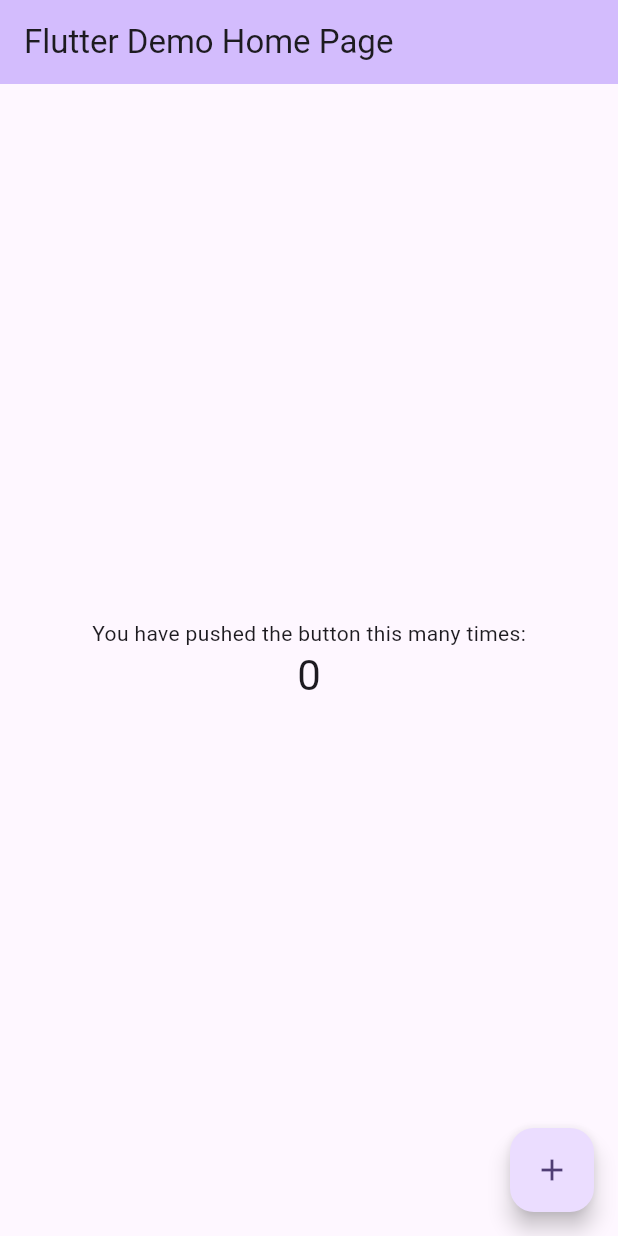
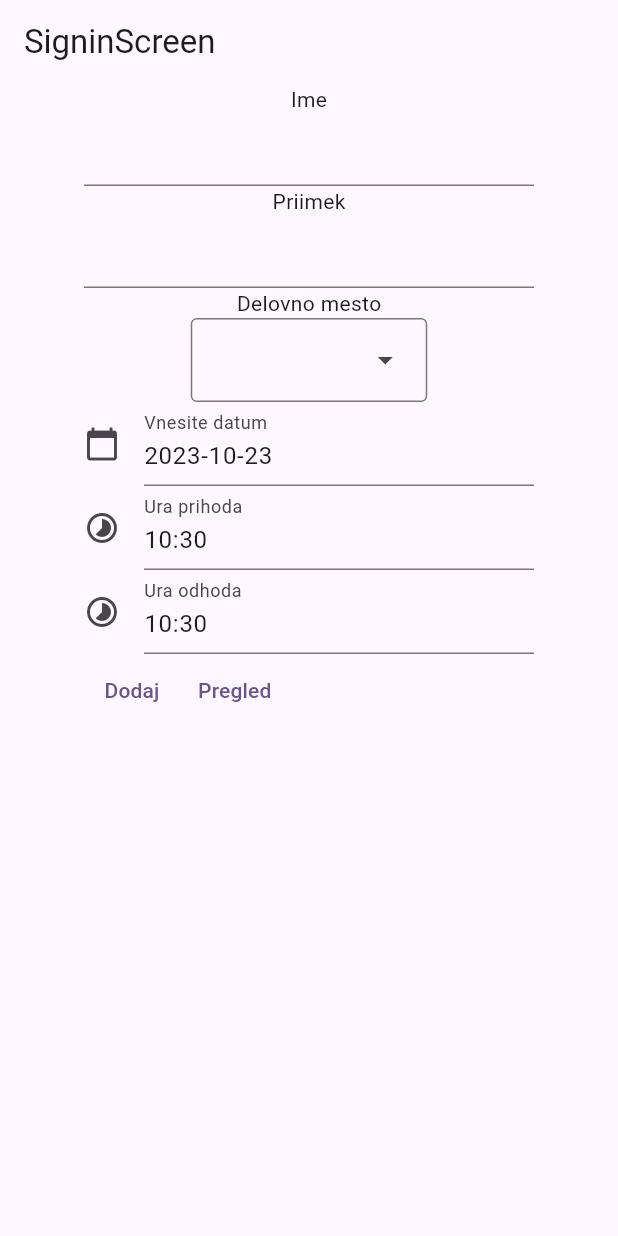
Before and after one commit to FrostyKitten02/RVIR-vaje, a Flutter app: the screen it shows after launch, on a phone screen of 412 x 824 dp. Run offline on Flutter 3.47's test engine with Material 2 defaults, Android fonts, the phone set to English and light mode, and no system bars.

Commit message:
nal1 - nal1 finished

```diff
--- a/my_flutter_app/lib/main.dart
+++ b/my_flutter_app/lib/main.dart
@@ -1,4 +1,5 @@
 import 'package:flutter/material.dart';
+import 'package:my_flutter_app/signinScreen.dart';
 
 void main() {
   runApp(const MyApp());
@@ -13,21 +14,6 @@ class MyApp extends StatelessWidget {
     return MaterialApp(
       title: 'Flutter Demo',
       theme: ThemeData(
-        // This is the theme of your application.
-        //
-        // TRY THIS: Try running your application with "flutter run". You'll see
-        // the application has a blue toolbar. Then, without quitting the app,
-        // try changing the seedColor in the colorScheme below to Colors.green
-        // and then invoke "hot reload" (save your changes or press the "hot
-        // reload" button in a Flutter-supported IDE, or press "r" if you used
-        // the command line to start the app).
-        //
-        // Notice that the counter didn't reset back to zero; the application
-        // state is not lost during the reload. To reset the state, use hot
-        // restart instead.
-        //
-        // This works for code too, not just values: Most code changes can be
-        // tested with just a hot reload.
         colorScheme: ColorScheme.fromSeed(seedColor: Colors.deepPurple),
         useMaterial3: true,
       ),
@@ -39,15 +25,6 @@ class MyApp extends StatelessWidget {
 class MyHomePage extends StatefulWidget {
   const MyHomePage({super.key, required this.title});
 
-  // This widget is the home page of your application. It is stateful, meaning
-  // that it has a State object (defined below) that contains fields that affect
-  // how it looks.
-
-  // This class is the configuration for the state. It holds the values (in this
-  // case the title) provided by the parent (in this case the App widget) and
-  // used by the build method of the State. Fields in a Widget subclass are
-  // always marked "final".
-
   final String title;
 
   @override
@@ -55,71 +32,9 @@ class MyHomePage extends StatefulWidget {
 }
 
 class _MyHomePageState extends State<MyHomePage> {
-  int _counter = 0;
-
-  void _incrementCounter() {
-    setState(() {
-      // This call to setState tells the Flutter framework that something has
-      // changed in this State, which causes it to rerun the build method below
-      // so that the display can reflect the updated values. If we changed
-      // _counter without calling setState(), then the build method would not be
-      // called again, and so nothing would appear to happen.
-      _counter++;
-    });
-  }
 
   @override
   Widget build(BuildContext context) {
-    // This method is rerun every time setState is called, for instance as done
-    // by the _incrementCounter method above.
-    //
-    // The Flutter framework has been optimized to make rerunning build methods
-    // fast, so that you can just rebuild anything that needs updating rather
-    // than having to individually change instances of widgets.
-    return Scaffold(
-      appBar: AppBar(
-        // TRY THIS: Try changing the color here to a specific color (to
-        // Colors.amber, perhaps?) and trigger a hot reload to see the AppBar
-        // change color while the other colors stay the same.
-        backgroundColor: Theme.of(context).colorScheme.inversePrimary,
-        // Here we take the value from the MyHomePage object that was created by
-        // the App.build method, and use it to set our appbar title.
-        title: Text(widget.title),
-      ),
-      body: Center(
-        // Center is a layout widget. It takes a single child and positions it
-        // in the middle of the parent.
-        child: Column(
-          // Column is also a layout widget. It takes a list of children and
-          // arranges them vertically. By default, it sizes itself to fit its
-          // children horizontally, and tries to be as tall as its parent.
-          //
-          // Column has various properties to control how it sizes itself and
-          // how it positions its children. Here we use mainAxisAlignment to
-          // center the children vertically; the main axis here is the vertical
-          // axis because Columns are vertical (the cross axis would be
-          // horizontal).
-          //
-          // TRY THIS: Invoke "debug painting" (choose the "Toggle Debug Paint"
-          // action in the IDE, or press "p" in the console), to see the
-          // wireframe for each widget.
-          mainAxisAlignment: MainAxisAlignment.center,
-          children: <Widget>[
-            const Text(
-              'You have pushed the button this many times:',
-            ),
-            Text(
-              '$_counter',
-              style: Theme.of(context).textTheme.headlineMedium,
-            ),
-          ],
-        ),
-      ),
-      floatingActionButton: FloatingActionButton(
-        onPressed: _incrementCounter,
-        tooltip: 'Increment',
-        child: const Icon(Icons.add),
-      ), // This trailing comma makes auto-formatting nicer for build methods.
-    );
+    return SigninScreen();
   }
 }
--- /dev/null
+++ b/my_flutter_app/lib/model/workTime.dart
@@ -0,0 +1,17 @@
+import 'package:flutter/material.dart';
+
+class WorkTime {
+  final String? name;
+  final String? lastname;
+  final DateTime? birthDate;
+  final TimeOfDay? workStart;
+  final TimeOfDay? workEnd;
+
+  const WorkTime({this.name, this.lastname, this.birthDate, this.workStart, this.workEnd});
+}
+
+
+class Storage {
+  const Storage._();
+  static List<WorkTime> workTimes = List.empty(growable: true);
+}
--- /dev/null
+++ b/my_flutter_app/lib/signinScreen.dart
@@ -0,0 +1,205 @@
+import 'package:flutter/cupertino.dart';
+import 'package:flutter/material.dart';
+import 'package:intl/intl.dart';
+import 'package:my_flutter_app/workTimesTable.dart';
+
+import 'model/workTime.dart';
+
+class SigninScreen extends StatefulWidget {
+  const SigninScreen({super.key});
+
+  @override
+  State<SigninScreen> createState() => _SigninScreenState();
+}
+
+class _SigninScreenState extends State<SigninScreen> {
+  TextEditingController controllerName = TextEditingController();
+  TextEditingController controllerLastName = TextEditingController();
+
+  String workPlace = "";
+
+  DateTime birthDate = DateTime.now();
+  TimeOfDay workStart = TimeOfDay.now();
+  TimeOfDay workEnd = TimeOfDay.now();
+
+  void toTable() {
+    Navigator.push(
+      context,
+      MaterialPageRoute(
+          builder: (context) => WorkTimesTable(
+                workTimes: Storage.workTimes,
+              )),
+    );
+  }
+
+  void save() {
+    WorkTime newWt = WorkTime(
+      name: controllerName.text,
+      lastname: controllerLastName.text,
+      birthDate: birthDate,
+      workStart: workStart,
+      workEnd: workEnd,
+    );
+    Storage.workTimes.add(newWt);
+
+    //reset fields
+    setState(() {
+      controllerName.text = "";
+      controllerLastName.text = "";
+      workPlace = "";
+      birthDate = DateTime.now();
+      workStart = TimeOfDay.now();
+      workEnd = TimeOfDay.now();
+    });
+  }
+
+  @override
+  Widget build(BuildContext context) {
+    return Scaffold(
+      appBar: AppBar(
+        title: const Text('SigninScreen'),
+      ),
+      body: Center(
+        child: SizedBox(
+          width: 300,
+          child: Column(
+            children: [
+              const Text('Ime'),
+              TextField(
+                controller: controllerName,
+              ),
+              const Text('Priimek'),
+              TextField(
+                controller: controllerLastName,
+              ),
+              const Text('Delovno mesto'),
+              DropdownMenu<String>(
+                dropdownMenuEntries: const [
+                  DropdownMenuEntry(value: "MB", label: "Maribor"),
+                  DropdownMenuEntry(value: "LJ", label: "Ljubljana"),
+                ],
+                onSelected: (value) {
+                  workPlace = value ?? "";
+                },
+              ),
+              DatePicker(
+                  onSelected: (value) {
+                    birthDate = value;
+                  },
+                  initialDate: birthDate,
+              ),
+              TimePicker(
+                labelText: "Ura prihoda",
+                onSelected: (value) {
+                  workStart = value;
+                },
+                initialTime: workStart,
+              ),
+              TimePicker(
+                labelText: "Ura odhoda",
+                onSelected: (value) {
+                  workEnd = value;
+                },
+                initialTime: workEnd,
+              ),
+              Row(
+                children: [
+                  TextButton(
+                      onPressed: save,
+                      child: const Text("Dodaj"),
+                  ),
+                  TextButton(
+                    onPressed: toTable,
+                    child: const Text("Pregled"),
+                  ),
+                ],
+              )
+            ],
+          ),
+        ),
+      ),
+    );
+  }
+}
+
+class DatePicker extends StatelessWidget {
+  final void Function(DateTime dateTime) onSelected;
+  final DateTime initialDate;
+  final String? textLabel;
+
+  const DatePicker({Key? key, required this.onSelected, required this.initialDate, this.textLabel}) : super(key: key);
+
+  String _formatDate(DateTime dateTime) {
+    final DateFormat formatter = DateFormat('yyyy-MM-dd');
+    return formatter.format(dateTime);
+  }
+
+
+  @override
+  Widget build(BuildContext context) {
+    TextEditingController controller = TextEditingController();
+    controller.text = _formatDate(initialDate);
+
+    return TextField(
+      controller: controller,
+      decoration: InputDecoration(
+          icon: const Icon(Icons.calendar_today),
+          labelText: textLabel??"Vnesite datum"),
+      readOnly: true,
+      onTap: () async {
+        DateTime? pickedDate = await showDatePicker(
+            context: context,
+            initialDate: DateTime.now(),
+            firstDate: DateTime(1950),
+            lastDate: DateTime(2101));
+
+        if (pickedDate != null) {
+          controller.text = _formatDate(pickedDate);
+        }
+      },
+    );
+  }
+}
+
+
+class TimePicker extends StatelessWidget {
+  final void Function(TimeOfDay timeOfDay) onSelected;
+  final TimeOfDay initialTime;
+  final String? labelText;
+
+  const TimePicker(
+      {Key? key,
+      required this.onSelected,
+      required this.initialTime,
+      this.labelText})
+      : super(key: key);
+
+  String _timeOfDayToString(TimeOfDay timeOfDay) {
+    return "${timeOfDay.hour}:${timeOfDay.minute}";
+  }
+
+  @override
+  Widget build(BuildContext context) {
+    TextEditingController controller = TextEditingController();
+    controller.text = _timeOfDayToString(initialTime);
+
+    return TextField(
+      controller: controller,
+      decoration: InputDecoration(
+          icon: const Icon(Icons.timelapse_outlined),
+          labelText: labelText ?? "Vnesite uro"),
+      readOnly: true,
+      onTap: () async {
+        TimeOfDay? timeOfDay = await showTimePicker(
+          context: context,
+          initialTime: TimeOfDay.now(),
+        );
+
+        if (timeOfDay != null) {
+          controller.text = _timeOfDayToString(timeOfDay);
+          onSelected(timeOfDay);
+        }
+      },
+    );
+  }
+}
--- a/my_flutter_app/pubspec.yaml
+++ b/my_flutter_app/pubspec.yaml
@@ -35,6 +35,7 @@ dependencies:
   # The following adds the Cupertino Icons font to your application.
   # Use with the CupertinoIcons class for iOS style icons.
   cupertino_icons: ^1.0.2
+  intl: ^0.18.1
 
 dev_dependencies:
   flutter_test:
```
Also changed, not shown: my_flutter_app/lib/workTimesTable.dart (added, +40 -0 lines), my_flutter_app/pubspec.lock.
